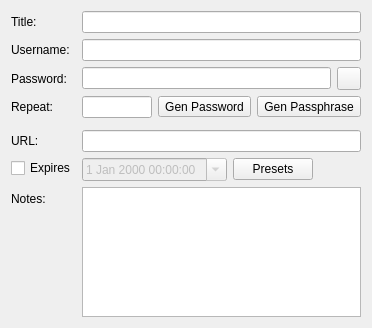
Qt form src/gui/entry/EditEntryWidgetMain.ui (keepassx/keepassx) before a commit.
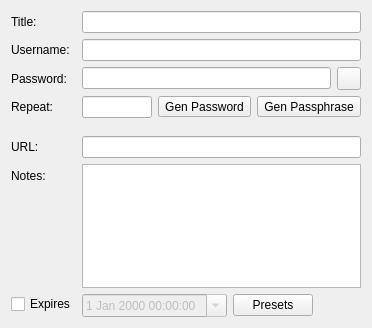
The same form after that commit. Custom widgets are drawn as their Qt base class.

Commit message: Display PassphraseGeneratorWidget in the proper place in the GUI

```diff
--- a/src/gui/entry/EditEntryWidgetMain.ui
+++ b/src/gui/entry/EditEntryWidgetMain.ui
@@ -97,24 +97,24 @@
     </item>
     </layout>
    </item>
-   <item row="7" column="0">
+   <item row="8" column="0">
     <widget class="QLabel" name="urlLabel">
      <property name="text">
       <string>URL:</string>
      </property>
     </widget>
    </item>
-   <item row="7" column="1">
+   <item row="8" column="1">
     <widget class="QLineEdit" name="urlEdit"/>
    </item>
-   <item row="8" column="0">
+   <item row="10" column="0">
     <widget class="QCheckBox" name="expireCheck">
      <property name="text">
       <string>Expires</string>
      </property>
     </widget>
    </item>
-   <item row="8" column="1">
+   <item row="10" column="1">
     <layout class="QHBoxLayout" name="horizontalLayout_2">
      <item>
       <widget class="QDateTimeEdit" name="expireDatePicker">
@@ -155,7 +155,7 @@
    <item row="6" column="1">
     <widget class="PasswordGeneratorWidget" name="passwordGenerator" native="true"/>
    </item>
-   <item row="6" column="1">
+   <item row="7" column="1">
     <widget class="PassphraseGeneratorWidget" name="passphraseGenerator" native="true"/>
    </item>
   </layout>
```
Lines whose indentation alone changed are shown as unchanged. The commit also changes 1 other file.
